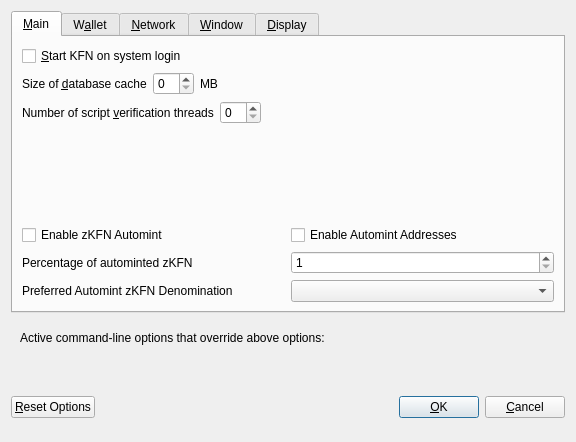
First picture: the form in src/qt/forms/optionsdialog.ui, repository kafeniocoin/KFN, before the edit.
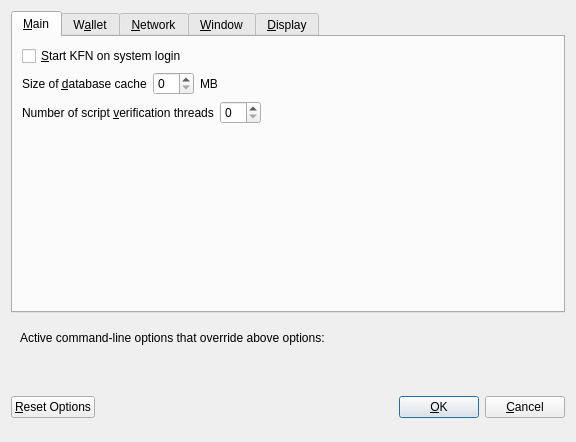
Second picture: the form after the edit. Custom widgets are drawn as their Qt base class.

```diff
--- a/src/qt/forms/optionsdialog.ui
+++ b/src/qt/forms/optionsdialog.ui
@@ -130,111 +130,6 @@
          </property>
         </spacer>
        </item>
-       <item>
-        <widget class="QWidget" name="verticalZpivOptionsWidget" native="true">
-         <layout class="QVBoxLayout" name="verticalZpivOptionsLayout">
-          <property name="margin">
-           <number>0</number>
-          </property>
-          <item>
-           <layout class="QHBoxLayout" name="horizontalAutomintingLayout">
-            <item>
-             <widget class="QCheckBox" name="checkBoxZeromintEnable">
-              <property name="toolTip">
-               <string>Enable automatic minting of KFN units to zKFN</string>
-              </property>
-              <property name="layoutDirection">
-               <enum>Qt::LeftToRight</enum>
-              </property>
-              <property name="text">
-               <string>Enable zKFN Automint</string>
-              </property>
-             </widget>
-            </item>
-            <item>
-             <widget class="QCheckBox" name="checkBoxZeromintAddresses">
-              <property name="toolTip">
-               <string>Enable automatic zKFN minting from specific addresses</string>
-              </property>
-              <property name="layoutDirection">
-               <enum>Qt::LeftToRight</enum>
-              </property>
-              <property name="text">
-               <string>Enable Automint Addresses</string>
-              </property>
-             </widget>
-            </item>
-           </layout>
-          </item>
-          <item>
-           <layout class="QHBoxLayout" name="horizontalZmintPercentageLayout">
-            <item>
-             <widget class="QLabel" name="percentage_label">
-              <property name="toolTip">
-               <string>Percentage of incoming KFN which get automatically converted to zKFN via Zerocoin Protocol (min: 10%)</string>
-              </property>
-              <property name="text">
-               <string>Percentage of autominted zKFN</string>
-              </property>
-             </widget>
-            </item>
-            <item>
-             <widget class="QSpinBox" name="zeromintPercentage">
-              <property name="minimum">
-               <number>1</number>
-              </property>
-              <property name="maximum">
-               <number>100</number>
-              </property>
-             </widget>
-            </item>
-           </layout>
-          </item>
-          <item>
-           <layout class="QHBoxLayout" name="horizontalLayout" stretch="0,0">
-            <property name="sizeConstraint">
-             <enum>QLayout::SetFixedSize</enum>
-            </property>
-            <item>
-             <widget class="QLabel" name="labelPreferredDenom">
-              <property name="maximumSize">
-               <size>
-                <width>16777215</width>
-                <height>16777215</height>
-               </size>
-              </property>
-              <property name="toolTip">
-               <string>Wait with automatic conversion to Zerocoin until enough KFN for this denomination is available</string>
-              </property>
-              <property name="text">
-               <string>Preferred Automint zKFN Denomination</string>
-              </property>
-             </widget>
-            </item>
-            <item>
-             <widget class="QComboBox" name="preferredDenom">
-              <property name="maximumSize">
-               <size>
-                <width>16777215</width>
-                <height>27</height>
-               </size>
-              </property>
-              <property name="toolTip">
-               <string>Wait with automatic conversion to Zerocoin until enough KFN for this denomination is available</string>
-              </property>
-              <property name="maxVisibleItems">
-               <number>9</number>
-              </property>
-              <property name="maxCount">
-               <number>9</number>
-              </property>
-             </widget>
-            </item>
-           </layout>
-          </item>
-         </layout>
-        </widget>
-       </item>
       </layout>
      </widget>
      <widget class="QWidget" name="tabWallet">
```
Left out of the diff: 6 changed lines with no effect on the pictures.
